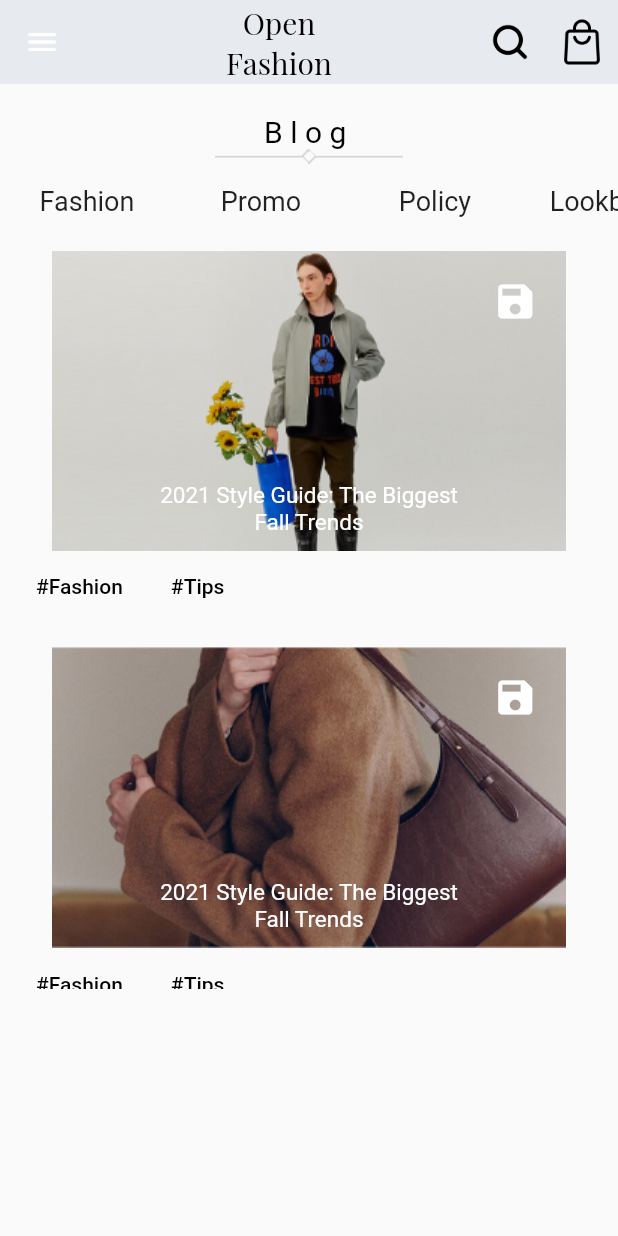
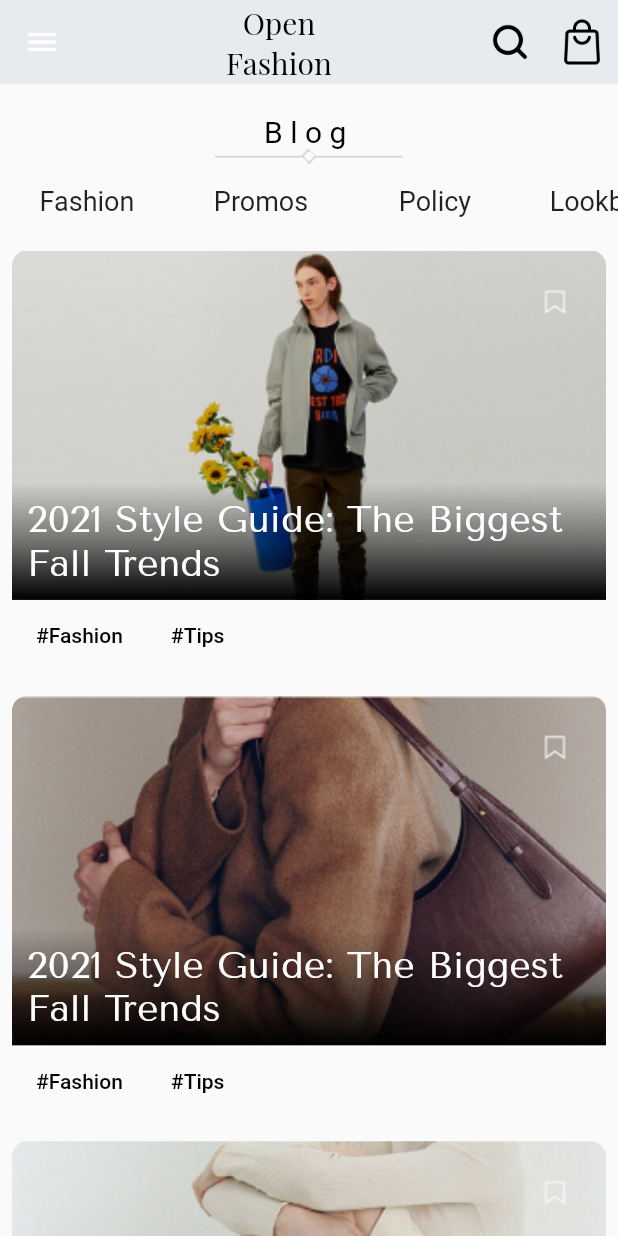
Before and after one commit to tahaknkl23/fashion_app, a Flutter app: the screen it shows after launch, on a phone screen of 412 x 824 dp. Run offline on Flutter 3.47's test engine with Material 2 defaults, Android fonts, the phone set to English and light mode, and no system bars; our stand-ins replace firebase_core; accounts and stored records are empty.

Commit message:
ten_upgrade

```diff
--- a/lib/config/routes/app_route_names.dart
+++ b/lib/config/routes/app_route_names.dart
@@ -2,4 +2,6 @@ class AppRouteNames {
   static const String main = "/";
   static const String homepage = "/HomePage";
   static const String categorypage = "/CategoryPage";
+  static const String blogpage = "/BlogPage";
+  static const String postpage = "/BlogPostPage";
 }
--- a/lib/features/Blog/blog_page.dart
+++ b/lib/features/Blog/blog_page.dart
@@ -1,4 +1,6 @@
+import 'package:fashion_app/config/routes/app_route_names.dart';
 import 'package:fashion_app/config/utility/enums/image_constants.dart';
+import 'package:fashion_app/config/widgets/iletisim.dart';
 import 'package:fashion_app/features/home/home_theme/button_theme.dart';
 import 'package:flutter/material.dart';
 import 'package:fashion_app/config/constants/image_url.dart';
@@ -16,7 +18,7 @@ class BlogPage extends StatefulWidget {
 class _BlogPageState extends State<BlogPage> {
   final List<String> blogItems = [
     "Fashion",
-    "Promo",
+    "Promos",
     "Policy",
     "Lookbook",
     "Beauty",
@@ -82,9 +84,9 @@ class _BlogPageState extends State<BlogPage> {
                 },
               ),
             ),
-            SizedBox(
-              height: 500,
-              child: ListView.builder(
+            ListView.builder(
+              shrinkWrap: true,
+              physics: const NeverScrollableScrollPhysics(),
               itemCount: blogItemstwo.length,
               itemBuilder: (BuildContext context, int index) {
                 return Padding(
@@ -92,25 +94,64 @@ class _BlogPageState extends State<BlogPage> {
                   child: Column(
                     children: [
                       Stack(
+                        alignment: Alignment.bottomCenter,
+                        children: [
+                          AspectRatio(
+                            aspectRatio: 1.7,
+                            child: InkWell(
+                              onTap: () {
+                                Navigator.pushNamed(context, AppRouteNames.postpage);
+                              },
+                              child: Container(
                                 alignment: Alignment.center,
-                          children: [
-                            Image.asset(blogItemstwo[index]["image"]),
+                                decoration: BoxDecoration(
+                                  borderRadius: BorderRadius.circular(10),
+                                  image: DecorationImage(
+                                    image: AssetImage(
+                                      blogItemstwo[index]["image"],
+                                    ),
+                                    fit: BoxFit.cover,
+                                  ),
+                                ),
+                              ),
+                            ),
+                          ),
                           Positioned(
                             top: 10,
                             right: 10,
-                              child: IconButton(onPressed: () {}, icon: const Icon(Icons.save, color: AppColors.whiteColor, size: 30)),
+                            child: IconButton(
+                              onPressed: () {},
+                              icon: Image(
+                                image: AssetImage(
+                                  ImageConstants.save.toPng,
                                 ),
-                            Positioned(
-                              bottom: 10,
+                              ),
+                            ),
+                          ),
+                          Container(
+                            alignment: Alignment.bottomCenter,
+                            decoration: const BoxDecoration(
+                              gradient: LinearGradient(
+                                begin: Alignment.topCenter,
+                                end: Alignment.bottomCenter,
+                                colors: [
+                                  Colors.transparent,
+                                  Colors.black45,
+                                  Colors.black,
+                                ],
+                              ),
+                            ),
+                            padding: const EdgeInsets.all(10),
                             child: Column(
-                                mainAxisAlignment: MainAxisAlignment.end,
                               children: const [
-                                  Text("2021 Style Guide: The Biggest",
+                                Text(
+                                  "2021 Style Guide: The Biggest Fall Trends",
                                   style: TextStyle(
-                                        fontSize: 15,
+                                    fontSize: 25,
                                     color: AppColors.whiteColor,
-                                      )),
-                                  Text("Fall Trends", style: TextStyle(fontSize: 15, color: AppColors.whiteColor))
+                                    fontFamily: "Tenor",
+                                  ),
+                                ),
                               ],
                             ),
                           ),
@@ -120,7 +161,10 @@ class _BlogPageState extends State<BlogPage> {
                         mainAxisAlignment: MainAxisAlignment.start,
                         children: [
                           Buton.homeButton(buttonText: "#Fashion", onPressed: () {}),
-                            Buton.homeButton(buttonText: "#Tips", onPressed: () {}),
+                          Buton.homeButton(
+                            buttonText: "#Tips",
+                            onPressed: () {},
+                          ),
                         ],
                       ),
                     ],
@@ -128,7 +172,38 @@ class _BlogPageState extends State<BlogPage> {
                 );
               },
             ),
+            Container(
+              width: 200,
+              height: 50,
+              decoration: BoxDecoration(
+                border: Border.all(color: Colors.black),
               ),
+              child: Row(
+                mainAxisAlignment: MainAxisAlignment.center,
+                children: [
+                  ElevatedButton(
+                    onPressed: () {
+                      Navigator.pushNamed(context, AppRouteNames.homepage);
+                    },
+                    style: ButtonStyle(
+                      elevation: MaterialStateProperty.all(0),
+                      backgroundColor: MaterialStateProperty.all(Colors.transparent),
+                    ),
+                    child: const Text(
+                      "Load More",
+                      style: TextStyle(color: AppColors.blackColor),
+                      textScaleFactor: 1.5,
+                    ),
+                  ),
+                  const Icon(
+                    Icons.add,
+                    color: AppColors.blackColor,
+                    size: 30,
+                  )
+                ],
+              ),
+            ),
+            const Iletisim(),
           ],
         ),
       ),
--- a/lib/main.dart
+++ b/lib/main.dart
@@ -1,3 +1,4 @@
+import 'package:fashion_app/config/routes/routes.dart';
 import 'package:fashion_app/features/Blog/blog_page.dart';
 import 'package:firebase_core/firebase_core.dart';
 import 'package:flutter/material.dart';
@@ -24,6 +25,7 @@ class MyApp extends StatelessWidget {
         primarySwatch: Colors.blue,
       ),
       home: const BlogPage(),
+      onGenerateRoute: AppRoutes.onGenerateRoutes,
     );
   }
 }
--- a/pubspec.yaml
+++ b/pubspec.yaml
@@ -92,6 +92,9 @@ flutter:
     - family: Playfair
       fonts:
         - asset: assets/fonts/Playfair.ttf
+    - family: Tenor
+      fonts:
+        - asset: assets/fonts/Tenor.ttf
   #     fonts:
   #       - asset: fonts/TrajanPro.ttf
   #       - asset: fonts/TrajanPro_Bold.ttf
```
Also changed, not shown: lib/config/routes/routes.dart (+11 -0 lines), lib/config/widgets/iletisim.dart (added, +71 -0 lines), lib/features/home/home_page.dart (+2 -45 lines), lib/features/post/blog_post_age.dart (added, +23 -0 lines), assets/fonts/Tenor.ttf (added), assets/images/save.png (added). Lines whose indentation alone changed are shown as unchanged.
